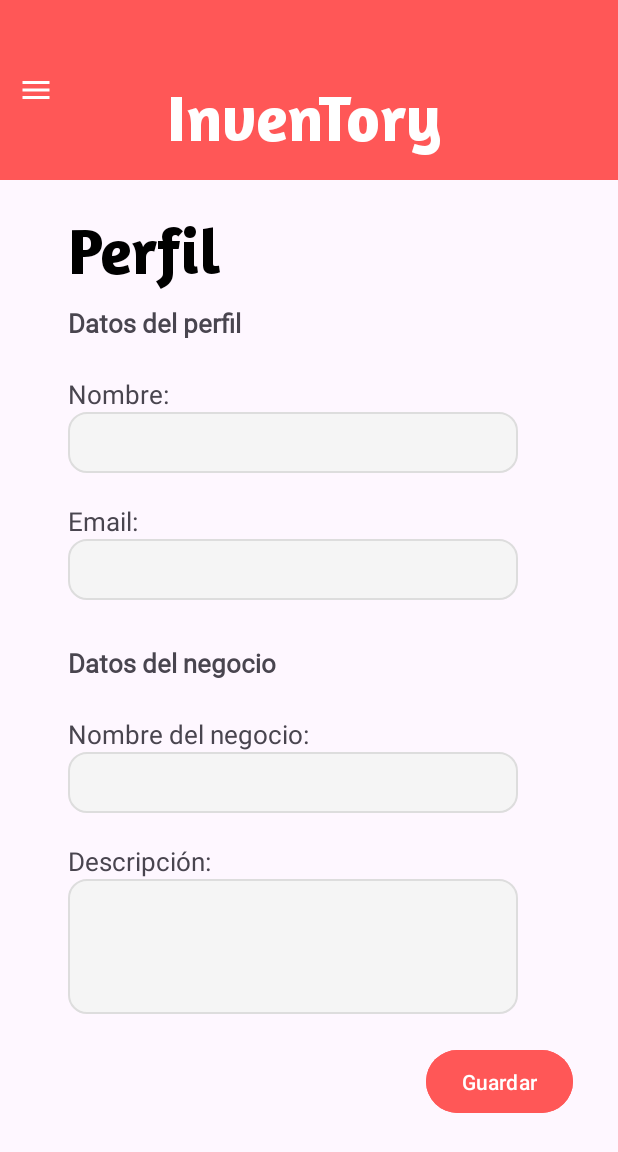
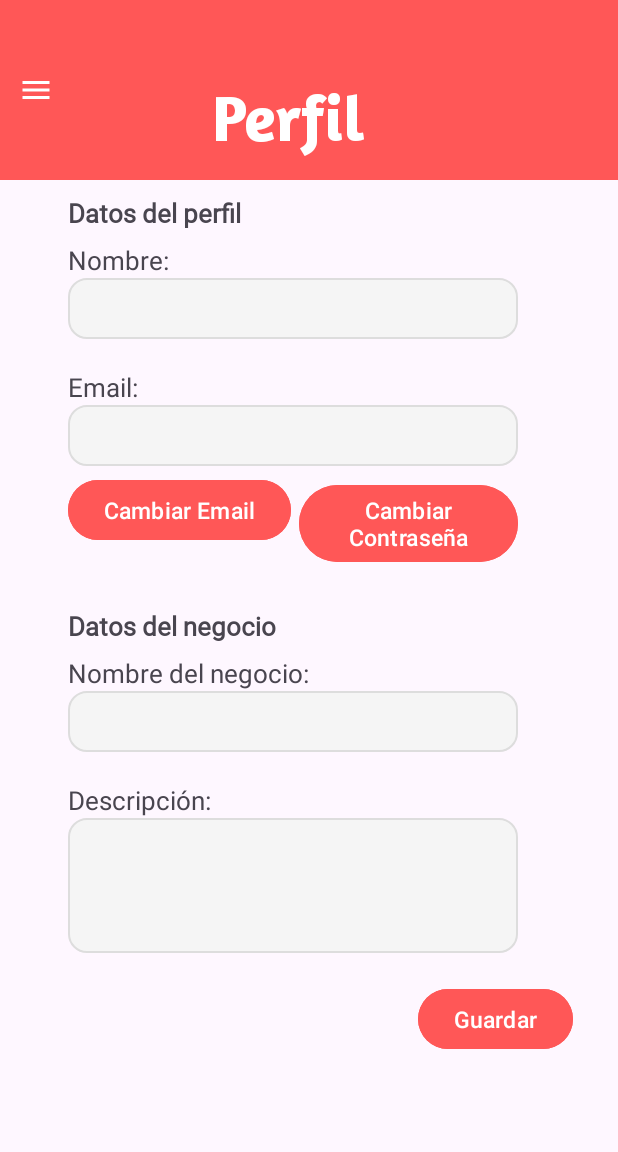
Before and after one commit to Saris23/Inventory, an Android app: the perfil screen opened directly, with no data from a screen before it, on a phone screen of 412 x 824 dp. Shown: the top 1152 px of the screen. Run offline under Robolectric (Android 15) with nearby library versions, the phone set to English and light mode, and no system bars; our stand-ins replace Firebase (no records; nobody signed in at launch, a user with empty details on screens opened directly).

Commit message:
Funciona cambiar correo

```diff
--- a/app/src/main/java/com/example/inventory/MainActivity.java
+++ b/app/src/main/java/com/example/inventory/MainActivity.java
@@ -4,6 +4,7 @@ import android.content.Intent;
 import android.os.Bundle;
 import android.widget.ImageButton;
 import android.widget.TextView;
+import android.widget.Toast;
 
 import androidx.activity.EdgeToEdge;
 import androidx.appcompat.app.AppCompatActivity;
@@ -18,7 +19,8 @@ import com.google.firebase.firestore.DocumentSnapshot;
 import com.google.firebase.firestore.FirebaseFirestore;
 
 public class MainActivity extends AppCompatActivity {
-
+    private FirebaseUser user = FirebaseAuth.getInstance().getCurrentUser(); // Nos trae el usuario actual
+    private FirebaseFirestore db = FirebaseFirestore.getInstance();
     @Override
     protected void onCreate(Bundle savedInstanceState) {
         super.onCreate(savedInstanceState);
@@ -33,8 +35,6 @@ public class MainActivity extends AppCompatActivity {
         TextView txtSaludo = findViewById(R.id.txtSaludo);
         BaseActivity.setupMenu(btnMenu, this);
         // Instancias de firebase
-        FirebaseFirestore db = FirebaseFirestore.getInstance();
-        FirebaseUser user = FirebaseAuth.getInstance().getCurrentUser(); // Nos trae el usuario actual
 
         if (user != null) {
             // Obtener el nombre desde Firestore
--- a/app/src/main/java/com/example/inventory/perfil.java
+++ b/app/src/main/java/com/example/inventory/perfil.java
@@ -4,9 +4,11 @@ import android.content.Context;
 import android.content.Intent;
 import android.graphics.Rect;
 import android.os.Bundle;
+import android.view.LayoutInflater;
 import android.view.MotionEvent;
 import android.view.View;
 import android.view.inputmethod.InputMethodManager;
+import android.widget.Button;
 import android.widget.EditText;
 import android.widget.ImageButton;
 import android.widget.Toast;
@@ -19,6 +21,10 @@ import androidx.core.view.WindowInsetsCompat;
 
 import com.example.inventory.base.BaseActivity;
 import com.example.inventory.base.InputUtils;
+import com.example.inventory.base.Producto;
+import com.google.android.material.bottomsheet.BottomSheetDialog;
+import com.google.firebase.auth.AuthCredential;
+import com.google.firebase.auth.EmailAuthProvider;
 import com.google.firebase.auth.FirebaseAuth;
 import com.google.firebase.auth.FirebaseUser;
 import com.google.firebase.firestore.FirebaseFirestore;
@@ -39,6 +45,8 @@ public class perfil extends AppCompatActivity {
         });
         ImageButton btnMenu = findViewById(R.id.btnMenu);
         BaseActivity.setupMenu(btnMenu, this);
+        Button btnEmail = findViewById(R.id.btnCambiarEmail);
+        Button btnContra = findViewById(R.id.btnCambiarContra);
         etNombre = findViewById(R.id.etNombre);
         etEmail = findViewById(R.id.etEmail);
         if (user == null) {
@@ -48,6 +56,52 @@ public class perfil extends AppCompatActivity {
             return;
         }
         cargarDatosUsuario();
+        btnEmail.setOnClickListener(v -> {
+            BottomSheetDialog dialog = new BottomSheetDialog(perfil.this);
+            View view = LayoutInflater.from(perfil.this).inflate(R.layout.cambiar_contrasena, null);
+            dialog.setContentView(view);
+            EditText edtNuevoCorreo = view.findViewById(R.id.txtCorreoNuevo);
+            EditText edtContrasenaActual = view.findViewById(R.id.txtContraActual);
+            Button btnActualizarCorreo = view.findViewById(R.id.btnActCorreo);
+
+            btnActualizarCorreo.setOnClickListener(btnView -> {
+                String nuevoCorreo = edtNuevoCorreo.getText().toString().trim();
+                String contrasena = edtContrasenaActual.getText().toString().trim();
+
+                if (nuevoCorreo.isEmpty() || contrasena.isEmpty()) {
+                    Toast.makeText(perfil.this, "Completa todos los campos", Toast.LENGTH_SHORT).show();
+                    return;
+                }
+                if (user.getEmail().equalsIgnoreCase(nuevoCorreo)){
+                    Toast.makeText(perfil.this,"El correo es el mismo",Toast.LENGTH_SHORT).show();
+                    return;
+                }
+                if (user != null && user.getEmail() != null) {
+                    AuthCredential credential = EmailAuthProvider.getCredential(user.getEmail(), contrasena);
+                    // Reautenticar antes de cambiar el correo
+                    user.reauthenticate(credential)
+                            .addOnSuccessListener(aVoid -> {
+                                // Crear una cuenta temporal con el nuevo correo
+                                user.verifyBeforeUpdateEmail(nuevoCorreo)
+                                        .addOnSuccessListener(a -> {
+                                            Toast.makeText(perfil.this,
+                                                    "Se envió un correo de verificación al nuevo correo.\nVerifícalo para aplicar el cambio.",
+                                                    Toast.LENGTH_LONG).show();
+                                            dialog.dismiss();
+                                        })
+                                        .addOnFailureListener(e -> {
+                                            Toast.makeText(perfil.this,
+                                                    "Error al enviar verificación: " + e.getMessage(),
+                                                    Toast.LENGTH_SHORT).show();
+                                        });
+                            })
+                            .addOnFailureListener(e -> {
+                                Toast.makeText(perfil.this, "Contraseña incorrecta", Toast.LENGTH_SHORT).show();
+                            });
+                }
+            });
+            dialog.show();
+        });
     }
     private void cargarDatosUsuario() {
         db.collection("usuarios")
@@ -67,9 +121,29 @@ public class perfil extends AppCompatActivity {
                     Toast.makeText(this, "Error al cargar perfil", Toast.LENGTH_SHORT).show();
                 });
     }
+    private void dialogContra(Producto producto) {
+        BottomSheetDialog dialog = new BottomSheetDialog(this);
+        View view = getLayoutInflater().inflate(R.layout.dialog_editar_producto, null);
+        dialog.setContentView(view);
+    }
     @Override
     public boolean dispatchTouchEvent(MotionEvent ev) {
         InputUtils.handleTouchOutsideEditText(this, ev);
         return super.dispatchTouchEvent(ev);
     }
+    @Override
+    protected void onStart() {
+        super.onStart();
+        if (user != null) {
+            user.reload().addOnSuccessListener(aVoid -> {
+                if (user.isEmailVerified()) {
+                    // Ya está verificado, entonces actualiza en Firestore
+                    FirebaseFirestore db = FirebaseFirestore.getInstance();
+                    db.collection("usuarios")
+                            .document(user.getUid())
+                            .update("gmail", user.getEmail());
+                }
+            });
+        }
+    }
 }
--- a/app/src/main/res/layout/activity_perfil.xml
+++ b/app/src/main/res/layout/activity_perfil.xml
@@ -7,14 +7,12 @@
     android:orientation="vertical"
     android:layout_height="match_parent"
     tools:context=".perfil">
-
     <!-- Header -->
     <LinearLayout
         android:layout_width="match_parent"
         android:layout_height="120dp"
         android:orientation="horizontal"
         android:background="@color/naranja2">
-
         <!-- Menu -->
         <ImageButton
             android:id="@+id/btnMenu"
@@ -23,44 +21,27 @@
             android:layout_gravity="center"
             android:backgroundTint="@color/vacio"
             android:src="@drawable/ic_menu" />
-
         <TextView
             android:layout_width="wrap_content"
             android:layout_height="wrap_content"
             android:layout_gravity="center"
-            android:layout_marginLeft="63dp"
+            android:layout_marginLeft="93dp"
             android:layout_marginTop="18dp"
-            android:text="InvenTory"
+            android:text="Perfil"
             android:fontFamily="@font/amaranth_bold"
             android:textSize="43sp"
             android:textColor="@color/white"/>
     </LinearLayout>
-
-    <!-- Título Perfil -->
+    <!-- Titulo -->
     <TextView
         android:layout_width="wrap_content"
         android:layout_height="wrap_content"
         android:layout_marginLeft="45dp"
-        android:layout_marginTop="20dp"
-        android:fontFamily="@font/amaranth_bold"
-        android:textSize="43sp"
-        android:textColor="@color/black"
-        android:text="Perfil"/>
-
-    <!-- Titulo1 -->
-    <TextView
-        android:layout_width="wrap_content"
-        android:layout_height="40dp"
+        android:layout_marginTop="10dp"
+        android:fontFamily="@font/archivo_variablefont_wdth_wght"
         android:text="Datos del perfil"
-        android:layout_marginTop="10dp"
-        android:layout_marginLeft="45dp"
-        android:textStyle="bold"
-        android:fontFamily="@font/archivo_variablefont_wdth_wght"
         android:textSize="17sp"
-
-        />
-
-
+        android:textStyle="bold" />
     <!-- Formulario usuario -->
     <LinearLayout
         android:layout_width="300dp"
@@ -73,7 +54,6 @@
             android:layout_height="wrap_content"
             android:textSize="17sp"
             android:text="Nombre:"/>
-
         <EditText
             android:id="@+id/etNombre"
             android:layout_width="match_parent"
@@ -90,21 +70,38 @@
             android:layout_width="match_parent"
             android:layout_height="wrap_content"
             android:background="@drawable/bg_card" />
-
+        <LinearLayout
+            android:layout_width="wrap_content"
+            android:layout_height="wrap_content"
+            android:layout_marginTop="5dp"
+            android:layout_gravity="center">
+            <Button
+                android:id="@+id/btnCambiarEmail"
+                android:layout_width="wrap_content"
+                android:layout_height="wrap_content"
+                android:layout_marginRight="5dp"
+                android:backgroundTint="@color/naranja2"
+                android:textSize="15sp"
+                android:text="Cambiar Email"/>
+            <Button
+                android:id="@+id/btnCambiarContra"
+                android:layout_width="wrap_content"
+                android:layout_height="wrap_content"
+                android:backgroundTint="@color/naranja2"
+                android:textSize="15sp"
+                android:text="Cambiar Contraseña"/>
+        </LinearLayout>
     </LinearLayout>
-
     <!-- Titulo2 -->
     <TextView
         android:layout_width="wrap_content"
-        android:layout_height="40dp"
+        android:layout_height="wrap_content"
         android:text="Datos del negocio"
         android:layout_marginTop="30dp"
         android:layout_marginLeft="45dp"
         android:textSize="17sp"
         android:fontFamily="@font/archivo_variablefont_wdth_wght"
         android:textStyle="bold"/>
-
-
     <!-- Formulario Negocio -->
     <LinearLayout
         android:layout_width="300dp"
@@ -117,7 +114,6 @@
             android:layout_height="wrap_content"
             android:textSize="17sp"
             android:text="Nombre del negocio:"/>
-
         <EditText
             android:id="@+id/etNombreNegocio"
             android:layout_width="match_parent"
@@ -134,19 +130,14 @@
             android:layout_width="match_parent"
             android:layout_height="90dp"
             android:background="@drawable/bg_card" />
-
     </LinearLayout>
         <Button
             android:layout_width="wrap_content"
+            android:layout_height="wrap_content"
+            android:layout_marginTop="20dp"
             android:layout_gravity="right"
             android:layout_marginRight="30dp"
-            android:layout_height="50dp"
+            android:textSize="15sp"
             android:text="Guardar"
-            android:layout_marginTop="20dp"
-            android:backgroundTint="@color/naranja2"
-            />
-
-
-
-
+            android:backgroundTint="@color/naranja2" />
 </LinearLayout>
```
Also changed, not shown: app/src/main/res/layout/cambiar_contrasena.xml (added, +41 -0 lines).
